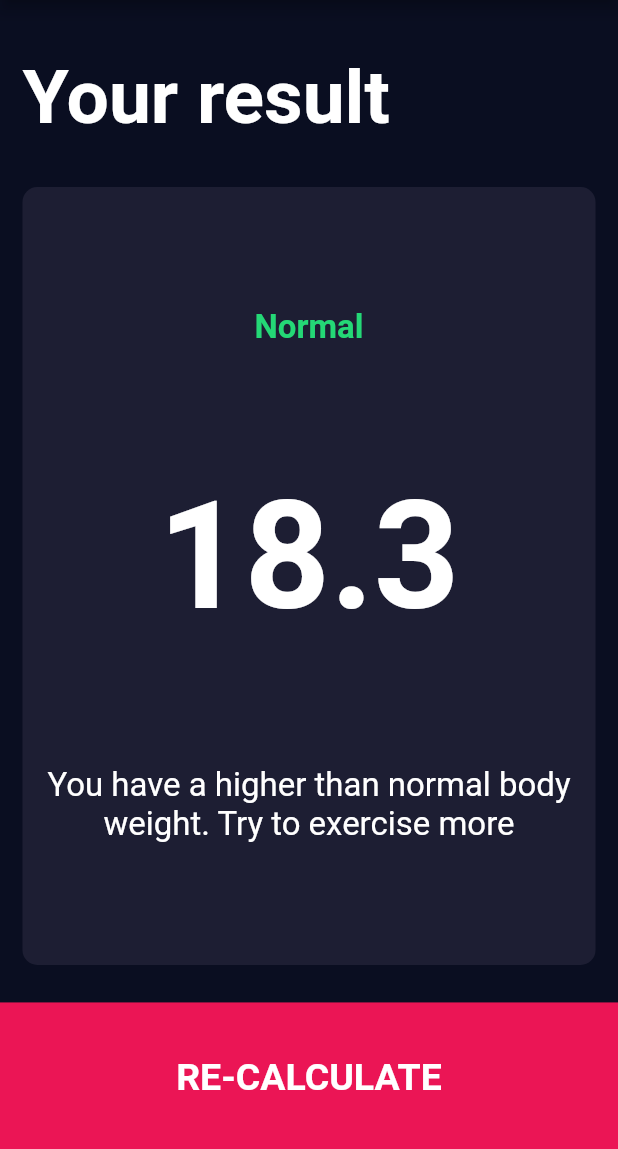
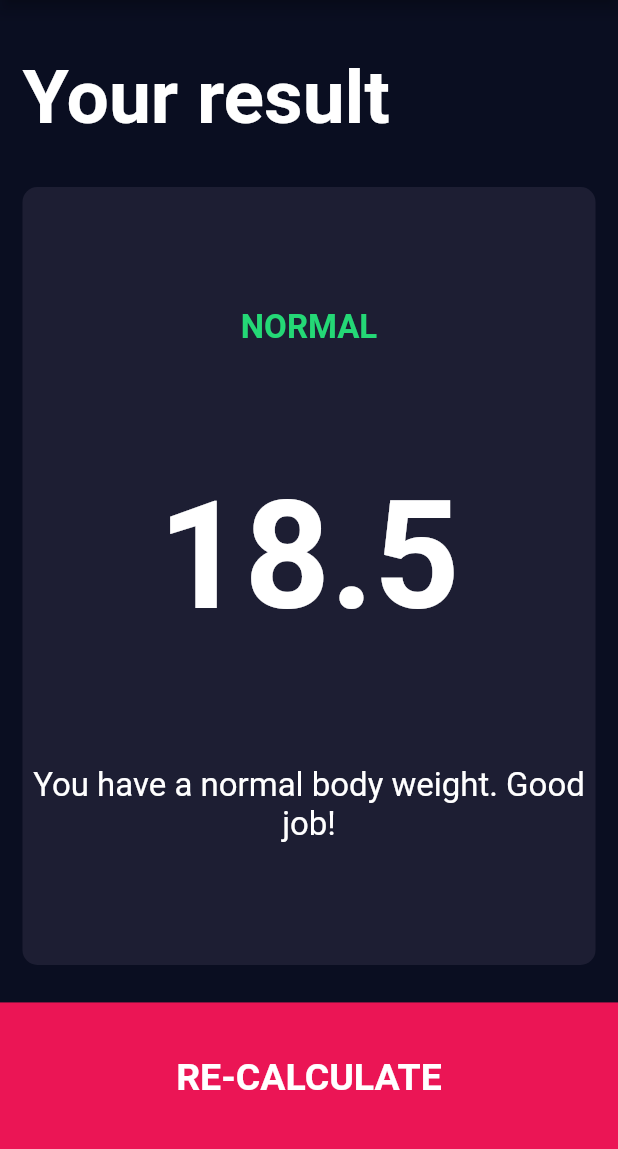
Before and after one commit to mfrancetic/bmi-calculator, a Flutter app: the screen it shows after launch, after a tap on "CALCULATE", on a phone screen of 412 x 824 dp, the part 84-1233 px from its top. Run offline on Flutter 3.47's test engine with Material 2 defaults, Android fonts, the phone set to English and light mode, and no system bars; our stand-ins replace font_awesome_flutter.

Commit message:
Create CalculatorBrain to calculate BMI, result and interpretation that is display in the ResultsPage

```diff
--- /dev/null
+++ b/lib/calculator_brain.dart
@@ -0,0 +1,35 @@
+import 'dart:math';
+
+class CalculatorBrain {
+  CalculatorBrain({required this.height, required this.weight});
+
+  final int height;
+  final int weight;
+
+  double _bmi = 0.0;
+
+  String calculateBMI() {
+    _bmi = weight / pow(height / 100, 2);
+    return _bmi.toStringAsFixed(1);
+  }
+
+  String getResult() {
+    if (_bmi >= 25) {
+      return 'Overweight';
+    } else if (_bmi >= 18.5) {
+      return 'Normal';
+    } else {
+      return 'Underweight';
+    }
+  }
+
+  String getInterpretation() {
+    if (_bmi >= 25) {
+      return 'You have a higher than normal mody weight. Try to exercise more.';
+    } else if (_bmi >= 18.5) {
+      return 'You have a normal body weight. Good job!';
+    } else {
+      return 'You have a lower than normal body weight. You can eat a bit more.';
+    }
+  }
+}
--- a/lib/input/input_page.dart
+++ b/lib/input/input_page.dart
@@ -1,10 +1,12 @@
 import 'package:flutter/material.dart';
+import 'package:flutter_bmi_calculator/calculator_brain.dart';
 import 'package:flutter_bmi_calculator/input/widgets/accent_bottom_button.dart';
 import 'package:flutter_bmi_calculator/input/widgets/icon_content.dart';
 import 'package:flutter_bmi_calculator/input/widgets/increase_decrease_value_card.dart';
 import 'package:flutter_bmi_calculator/input/widgets/reusable_card.dart';
 import 'package:flutter_bmi_calculator/models/gender.dart';
 import 'package:flutter_bmi_calculator/utils/constants/colors.dart';
+import 'package:flutter_bmi_calculator/utils/constants/navigation_arguments.dart';
 import 'package:flutter_bmi_calculator/utils/constants/strings.dart';
 import 'package:flutter_bmi_calculator/utils/constants/styles.dart';
 import 'package:font_awesome_flutter/font_awesome_flutter.dart';
@@ -159,9 +161,17 @@ class _InputPageState extends State<InputPage> {
               ),
             ),
             AccentBottomButton(
-              title: 'CALCULATE',
-              onTap: () => Navigator.of(context).pushNamed('/results'),
-            )
+                title: 'CALCULATE',
+                onTap: () {
+                  CalculatorBrain calculatorBrain =
+                      CalculatorBrain(height: height, weight: weight);
+
+                  Navigator.of(context).pushNamed('/results',
+                      arguments: ResultsPageArguments(
+                          bmiResult: calculatorBrain.calculateBMI(),
+                          resultText: calculatorBrain.getResult(),
+                          interpretation: calculatorBrain.getInterpretation()));
+                })
           ],
         ));
   }
--- a/lib/main.dart
+++ b/lib/main.dart
@@ -1,6 +1,7 @@
 import 'package:flutter/material.dart';
 import 'package:flutter_bmi_calculator/input/input_page.dart';
 import 'package:flutter_bmi_calculator/results/results_page.dart';
+import 'package:flutter_bmi_calculator/utils/constants/navigation_arguments.dart';
 
 void main() => runApp(const BMICalculator());
 
@@ -17,7 +18,15 @@ class BMICalculator extends StatelessWidget {
       initialRoute: '/',
       routes: {
         '/': (context) => const InputPage(),
-        '/results': (context) => const ResultsPage()
+        '/results': (context) {
+          final args = ModalRoute.of(context)!.settings.arguments
+              as ResultsPageArguments;
+          return ResultsPage(
+            bmiResult: args.bmiResult,
+            resultText: args.resultText,
+            interpretation: args.interpretation,
+          );
+        }
       },
     );
   }
--- a/lib/results/results_page.dart
+++ b/lib/results/results_page.dart
@@ -5,7 +5,16 @@ import 'package:flutter_bmi_calculator/utils/constants/colors.dart';
 import 'package:flutter_bmi_calculator/utils/constants/styles.dart';
 
 class ResultsPage extends StatelessWidget {
-  const ResultsPage({Key? key}) : super(key: key);
+  const ResultsPage(
+      {Key? key,
+      required this.bmiResult,
+      required this.resultText,
+      required this.interpretation})
+      : super(key: key);
+
+  final String bmiResult;
+  final String resultText;
+  final String interpretation;
 
   @override
   Widget build(BuildContext context) {
@@ -32,17 +41,17 @@ class ResultsPage extends StatelessWidget {
                 cardChild: Column(
                   mainAxisAlignment: MainAxisAlignment.spaceEvenly,
                   crossAxisAlignment: CrossAxisAlignment.center,
-                  children: const [
+                  children: [
                     Text(
-                      'Normal',
+                      resultText.toUpperCase(),
                       style: kResultTextStyle,
                     ),
                     Text(
-                      '18.3',
+                      bmiResult,
                       style: kBMITextStyle,
                     ),
                     Text(
-                      'You have a higher than normal body weight. Try to exercise more',
+                      interpretation,
                       textAlign: TextAlign.center,
                       style: kBodyTextStyle,
                     )
--- /dev/null
+++ b/lib/utils/constants/navigation_arguments.dart
@@ -0,0 +1,10 @@
+class ResultsPageArguments {
+  final String bmiResult;
+  final String resultText;
+  final String interpretation;
+
+  ResultsPageArguments(
+      {required this.bmiResult,
+      required this.resultText,
+      required this.interpretation});
+}
```
